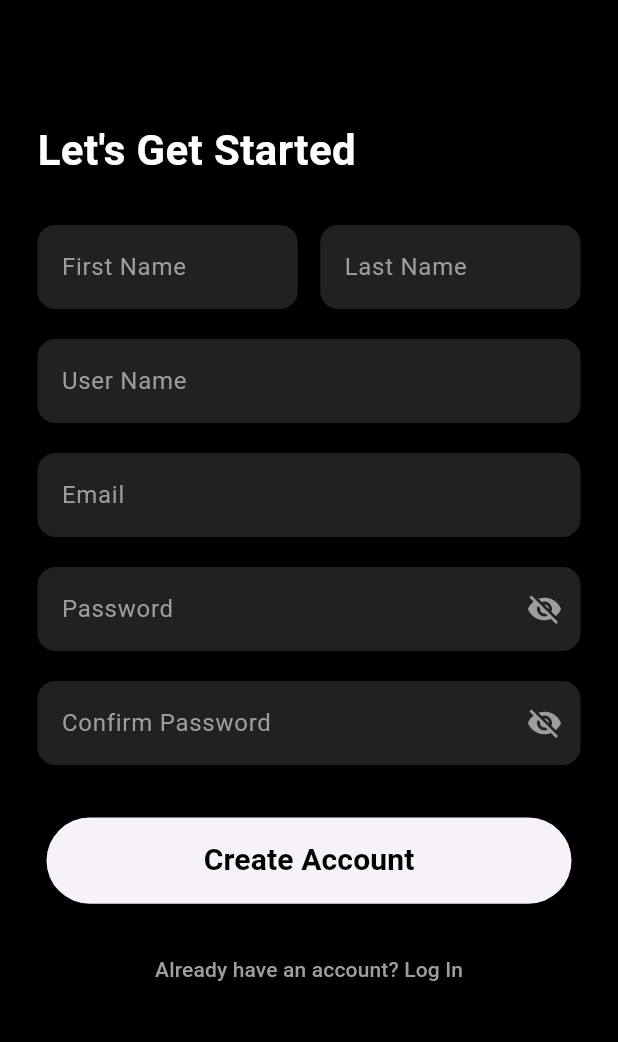
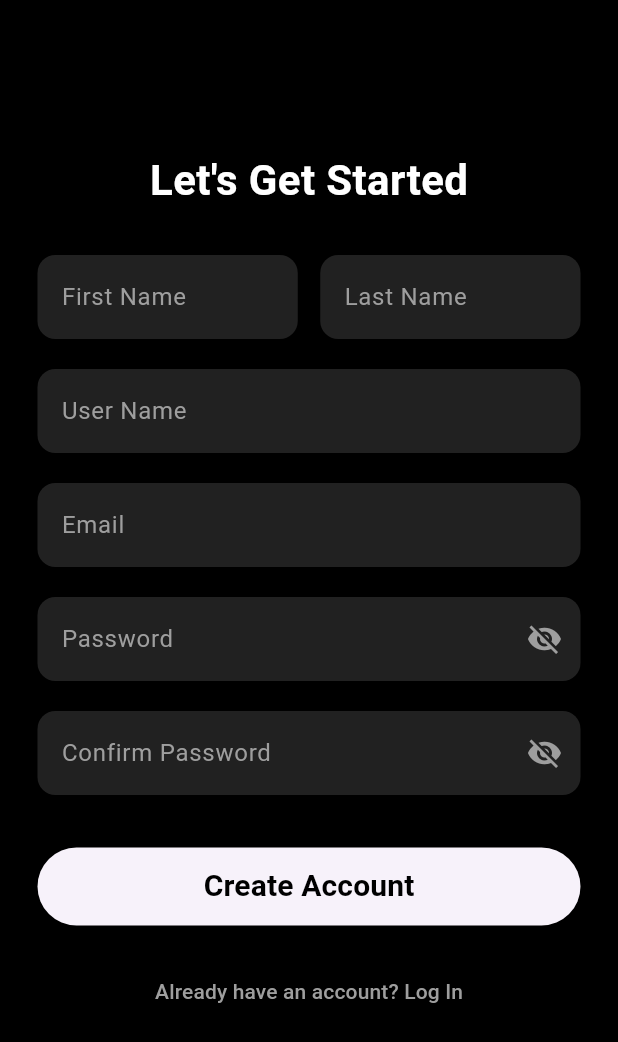
Before and after one commit to nur-rabby09/explore_x, a Flutter app: the screen it shows after launch, after a tap on "Don't have an account? Sign Up", on a phone screen of 412 x 824 dp. Shown: the top 1042 px of the screen. Run offline on Flutter 3.47's test engine with Material 3 defaults, Android fonts, the light colour scheme and no system bars; our stand-ins replace firebase_auth, firebase_core; accounts and stored records are empty; network calls fail.

Commit message:
final update

```diff
--- a/lib/main.dart
+++ b/lib/main.dart
@@ -1,10 +1,7 @@
 import 'package:app/splash_screen.dart';
 import 'package:flutter/material.dart';
 import 'package:firebase_core/firebase_core.dart';
-import 'bus_booking.dart';
 import 'firebase_options.dart';
-import 'home_page.dart';
-import 'tour_wallet.dart';
 
 
 void main() async {
--- a/lib/signup_screen.dart
+++ b/lib/signup_screen.dart
@@ -34,7 +34,7 @@ class _SignUpScreenState extends State<SignUpScreen> {
     });
 
     try {
-      UserCredential userCredential = await _auth.createUserWithEmailAndPassword(
+      UserCredential userCredential = await _auth.createUserWithEmailAndPassword(// creates user in Firebase with email and psss
         email: _emailController.text.trim(),
         password: _passwordController.text.trim(),
       );
@@ -55,9 +55,7 @@ class _SignUpScreenState extends State<SignUpScreen> {
   _isLoading = false;
   });
   }
-
-
-  }
+}
 
   @override
   Widget build(BuildContext context) {
@@ -66,10 +64,9 @@ class _SignUpScreenState extends State<SignUpScreen> {
       body: SingleChildScrollView(
         padding: const EdgeInsets.symmetric(horizontal: 25),
         child: Column(
-          crossAxisAlignment: CrossAxisAlignment.start,
+          crossAxisAlignment: CrossAxisAlignment.center,
           children: [
-
-            const SizedBox(height: 80),
+            const SizedBox(height: 100),
 
             const Text(
               "Let's Get Started",
@@ -85,8 +82,8 @@ class _SignUpScreenState extends State<SignUpScreen> {
                     controller: _firstNameController,
                     style: const TextStyle(color: Colors.white),
                     decoration: InputDecoration(
-                      hintText: "First Name",
-                      hintStyle: const TextStyle(color: Colors.grey),
+                      labelText: 'First Name',
+                      labelStyle: const TextStyle(color: Colors.grey),
                       filled: true,
                       fillColor: Colors.grey[900],
                       border: OutlineInputBorder(
@@ -102,8 +99,8 @@ class _SignUpScreenState extends State<SignUpScreen> {
                     controller: _lastNameController,
                     style: const TextStyle(color: Colors.white),
                     decoration: InputDecoration(
-                      hintText: "Last Name",
-                      hintStyle: const TextStyle(color: Colors.grey),
+                      labelText: "Last Name",
+                      labelStyle: const TextStyle(color: Colors.grey),
                       filled: true,
                       fillColor: Colors.grey[900],
                       border: OutlineInputBorder(
@@ -122,8 +119,8 @@ class _SignUpScreenState extends State<SignUpScreen> {
               controller: _usernameController,
               style: const TextStyle(color: Colors.white),
               decoration: InputDecoration(
-                hintText: "User Name",
-                hintStyle: const TextStyle(color: Colors.grey),
+                labelText: "User Name",
+                labelStyle: const TextStyle(color: Colors.grey),
                 filled: true,
                 fillColor: Colors.grey[900],
                 border: OutlineInputBorder(
@@ -137,11 +134,10 @@ class _SignUpScreenState extends State<SignUpScreen> {
 
             TextField(
               controller: _emailController,
-              keyboardType: TextInputType.emailAddress,
               style: const TextStyle(color: Colors.white),
               decoration: InputDecoration(
-                hintText: "Email",
-                hintStyle: const TextStyle(color: Colors.grey),
+                labelText: "Email",
+                labelStyle: const TextStyle(color: Colors.grey),
                 filled: true,
                 fillColor: Colors.grey[900],
                 border: OutlineInputBorder(
@@ -159,8 +155,8 @@ class _SignUpScreenState extends State<SignUpScreen> {
               obscureText: _hidePassword,
               style: const TextStyle(color: Colors.white),
               decoration: InputDecoration(
-                hintText: "Password",
-                hintStyle: const TextStyle(color: Colors.grey),
+                labelText: "Password",
+                labelStyle: const TextStyle(color: Colors.grey),
                 filled: true,
                 fillColor: Colors.grey[900],
                 border: OutlineInputBorder(
@@ -169,7 +165,10 @@ class _SignUpScreenState extends State<SignUpScreen> {
                 ),
                 suffixIcon: IconButton(
                   icon: Icon(_hidePassword ? Icons.visibility_off : Icons.visibility, color: Colors.grey),
-                  onPressed: () => setState(() => _hidePassword = !_hidePassword),
+                  onPressed: () =>setState((){
+                    _hidePassword = !_hidePassword;
+                  }
+                  ),
                 ),
               ),
             ),
@@ -182,8 +181,8 @@ class _SignUpScreenState extends State<SignUpScreen> {
               obscureText: _hideConfirmPassword,
               style: const TextStyle(color: Colors.white),
               decoration: InputDecoration(
-                hintText: "Confirm Password",
-                hintStyle: const TextStyle(color: Colors.grey),
+                labelText: "Confirm Password",
+                labelStyle: const TextStyle(color: Colors.grey),
                 filled: true,
                 fillColor: Colors.grey[900],
                 border: OutlineInputBorder(
@@ -203,7 +202,7 @@ class _SignUpScreenState extends State<SignUpScreen> {
             Center(
               child: ElevatedButton(
                 style: ElevatedButton.styleFrom(
-                  minimumSize: const Size(350, 57.5),
+                  minimumSize: const Size(double.infinity, 52),
                 ),
                 onPressed: _isLoading ? null : _signUp,
                 child: _isLoading
--- a/lib/splash_screen.dart
+++ b/lib/splash_screen.dart
@@ -1,6 +1,5 @@
 import 'package:app/welcome_screen.dart';
 import 'package:flutter/material.dart';
-import 'package:flutter/services.dart';
 
 class SplashScreen extends StatefulWidget {
   const SplashScreen({super.key});
@@ -17,20 +16,12 @@ class _SplashScreenState extends State<SplashScreen> with SingleTickerProviderSt
   void initState() {
     super.initState();
 
-    SystemChrome.setSystemUIOverlayStyle(
-      const SystemUiOverlayStyle(
-        statusBarColor: Colors.transparent,
-        statusBarIconBrightness: Brightness.dark,
-        statusBarBrightness: Brightness.light,
-      ),
+    _animationController = AnimationController(
+        duration: Duration(milliseconds: 2600),
+        vsync: this
     );
 
-    _animationController = AnimationController(
-      duration: const Duration(milliseconds: 2600),
-      vsync: this,
-    );
-
-    _scaleAnimation = Tween<double>(begin: 0, end: 1.0).animate(
+    _scaleAnimation = Tween<double>(begin: 0.2, end: 1.0).animate(
       CurvedAnimation(
         parent: _animationController,
         curve: Curves.elasticOut,
@@ -64,13 +55,7 @@ class _SplashScreenState extends State<SplashScreen> with SingleTickerProviderSt
 
   @override
   Widget build(BuildContext context) {
-    return AnnotatedRegion<SystemUiOverlayStyle>(
-      value: const SystemUiOverlayStyle(
-        statusBarColor: Colors.transparent,
-        statusBarIconBrightness: Brightness.dark,
-        statusBarBrightness: Brightness.light,
-      ),
-      child: Scaffold(
+    return  Scaffold(
         backgroundColor: Colors.white,
         body: SafeArea(
           child: Center(
@@ -80,7 +65,6 @@ class _SplashScreenState extends State<SplashScreen> with SingleTickerProviderSt
             ),
           ),
         ),
-      ),
     );
   }
 }
--- a/lib/welcome_screen.dart
+++ b/lib/welcome_screen.dart
@@ -28,36 +28,27 @@ class WelcomeScreen extends StatelessWidget {
             ),
           ),
 
-          SafeArea(
-            child: Padding(
+          Padding(
             padding: const EdgeInsets.symmetric(horizontal: 24),
             child: Column(
               children: [
 
                 const Spacer(),
 
-                  SizedBox(
-                    width: double.infinity,
-                    child: GestureDetector(
-                      onTap: () {
+                ElevatedButton(
+                  onPressed: () {
                     Navigator.push(context, _fadeRoute(const LogInScreen()));
                   },
-                      child: Container(
-                        padding: const EdgeInsets.symmetric(vertical: 16),
-                        decoration: BoxDecoration(
-                          color: Colors.black,
-                          borderRadius: BorderRadius.circular(30),
+                  style: ElevatedButton.styleFrom(
+                    backgroundColor: Colors.black,
+                    minimumSize: const Size(double.infinity, 52),
                   ),
-                        child: const Center(
-                          child: Text(
-                            "Log In",
+                  child: const Text(
+                    'Log In',
                     style: TextStyle(
+                      color: Colors.white,
                       fontSize: 21,
                       fontWeight: FontWeight.bold,
-                              color: Colors.white,
-                            ),
-                          ),
-                        ),
                     ),
                   ),
                 ),
@@ -80,7 +71,6 @@ class WelcomeScreen extends StatelessWidget {
               ],
             ),
           ),
-          ),
         ],
       ),
     );
```
Also changed, not shown: lib/bus_booking.dart (+21 -21 lines), lib/hotel_booking.dart (+30 -42 lines), lib/login_screen.dart (+4 -4 lines). Lines whose indentation alone changed are shown as unchanged.
